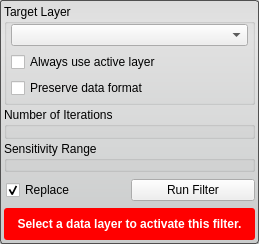
First picture: the form in src/Interface/ToolInterface/GradientAnisotropicDiffusionFilterInterface.ui, repository rblake/seg3d2, before the edit.
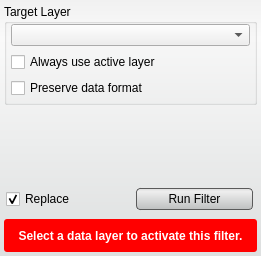
Second picture: the form after the edit. Custom widgets are drawn as their Qt base class.

```diff
--- a/src/Interface/ToolInterface/GradientAnisotropicDiffusionFilterInterface.ui
+++ b/src/Interface/ToolInterface/GradientAnisotropicDiffusionFilterInterface.ui
@@ -6,8 +6,8 @@
    <rect>
     <x>0</x>
     <y>0</y>
-    <width>259</width>
-    <height>244</height>
+    <width>261</width>
+    <height>256</height>
    </rect>
   </property>
   <property name="sizePolicy">
@@ -22,13 +22,33 @@
   <property name="styleSheet">
    <string notr="true">QWidget#GradientAnisotropicDiffusionFilterInterface{
 	border-radius: 3px;
-	border: 1px solid rgb(80, 80,80);
-	background-color: qlineargradient(spread:pad, x1:0.5, y1:0, x2:0.5, y2:0.960227, stop:0 rgba(221, 221, 221, 255), stop:0.155779 rgba(228, 228, 228, 255), stop:1 rgba(202, 204, 204, 255));      
+	background-color: qlineargradient(spread:pad, x1:0.5, y1:0, x2:0.5, y2:0.960227, stop:0 rgba(241, 241, 241, 255), stop:0.155779 rgba(250, 250, 250, 255), stop:1 rgba(222, 224, 224, 255));       
+}
+
+QPushButton{
+	background-color: qlineargradient(spread:pad, x1:0.5, y1:0, x2:0.5, y2:0.960227, stop:0 rgba(221, 221, 221, 255), stop:0.155779 rgba(238, 238, 238, 255), stop:1 rgba(192, 194, 194, 255));
+	border-radius: 4px;
+	border: 1px solid rgb(90, 90, 90);
+	margin:4px;
+}
+
+QPushButton:hover{
+	background-color: qlineargradient(spread:pad, x1:0.5, y1:0, x2:0.5, y2:1, stop:0 rgba(195, 195, 195, 255), stop:0.253769 rgba(206, 206, 206, 255), stop:1 rgba(185, 185, 185, 255));
+	border-radius: 4px;
+	border: 1px solid rgb(90, 90, 90);
+	margin:4px;
+}
+
+QPushButton:pressed{
+	background-color: qlineargradient(spread:pad, x1:0.5, y1:0, x2:0.5, y2:1, stop:0 rgba(150, 150, 150, 255), stop:0.753769 rgba(206, 206, 206, 255), stop:1 rgba(185, 185, 185, 255));
+	border-radius: 4px;
+	border: 1px solid rgb(90, 90, 90);
+	margin:4px;
 }</string>
   </property>
   <layout class="QVBoxLayout" name="verticalLayout">
    <property name="spacing">
-    <number>2</number>
+    <number>4</number>
    </property>
    <property name="margin">
     <number>4</number>
@@ -118,58 +138,10 @@
     </widget>
    </item>
    <item>
-    <widget class="QGroupBox" name="groupBox">
-     <property name="title">
-      <string>Number of Iterations</string>
-     </property>
-     <layout class="QHBoxLayout" name="horizontalLayout_2">
-      <property name="spacing">
-       <number>0</number>
-      </property>
-      <property name="leftMargin">
-       <number>4</number>
-      </property>
-      <property name="topMargin">
-       <number>2</number>
-      </property>
-      <property name="rightMargin">
-       <number>4</number>
-      </property>
-      <property name="bottomMargin">
-       <number>4</number>
-      </property>
-      <item>
-       <widget class="QtUtils::QtLogSliderIntCombo" name="iterations_" native="true"/>
-      </item>
-     </layout>
-    </widget>
+    <widget class="QtUtils::QtLogSliderIntCombo" name="iterations_" native="true"/>
    </item>
    <item>
-    <widget class="QGroupBox" name="groupBox_2">
-     <property name="title">
-      <string>Sensitivity Range</string>
-     </property>
-     <layout class="QHBoxLayout" name="horizontalLayout_3">
-      <property name="spacing">
-       <number>0</number>
-      </property>
-      <property name="leftMargin">
-       <number>4</number>
-      </property>
-      <property name="topMargin">
-       <number>2</number>
-      </property>
-      <property name="rightMargin">
-       <number>4</number>
-      </property>
-      <property name="bottomMargin">
-       <number>4</number>
-      </property>
-      <item>
-       <widget class="QtUtils::QtSliderDoubleCombo" name="sensitivity_" native="true"/>
-      </item>
-     </layout>
-    </widget>
+    <widget class="QtUtils::QtSliderDoubleCombo" name="sensitivity_" native="true"/>
    </item>
    <item>
     <widget class="QWidget" name="replaceRunWidget" native="true">
@@ -213,6 +185,12 @@
       </item>
       <item>
        <widget class="QPushButton" name="runFilterButton">
+        <property name="minimumSize">
+         <size>
+          <width>0</width>
+          <height>30</height>
+         </size>
+        </property>
         <property name="text">
          <string>Run Filter</string>
         </property>
@@ -266,17 +244,17 @@
   </layout>
  </widget>
  <customwidgets>
-  <customwidget>
-   <class>QtUtils::QtDropableComboBox</class>
-   <extends>QComboBox</extends>
-   <header location="global">QtUtils/Widgets/QtDropableComboBox.h</header>
-  </customwidget>
   <customwidget>
    <class>QtUtils::QtSliderDoubleCombo</class>
    <extends>QWidget</extends>
    <header location="global">QtUtils/Widgets/QtSliderDoubleCombo.h</header>
    <container>1</container>
   </customwidget>
+  <customwidget>
+   <class>QtUtils::QtDropableComboBox</class>
+   <extends>QComboBox</extends>
+   <header location="global">QtUtils/Widgets/QtDropableComboBox.h</header>
+  </customwidget>
   <customwidget>
    <class>QtUtils::QtLogSliderIntCombo</class>
    <extends>QWidget</extends>
```
